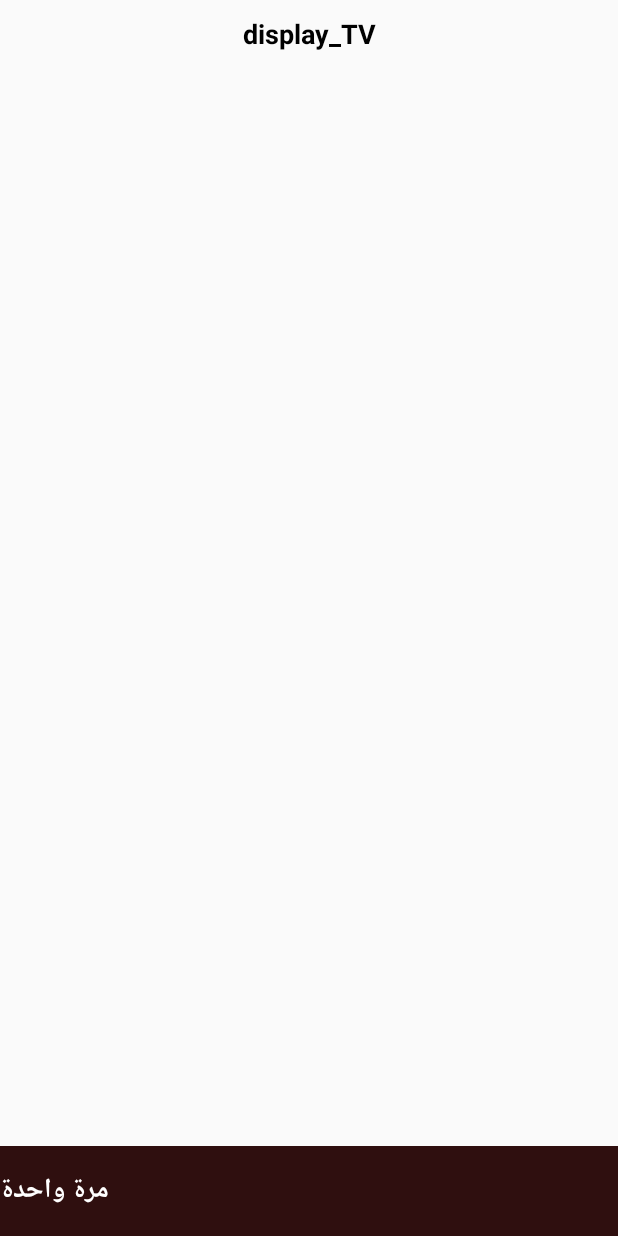
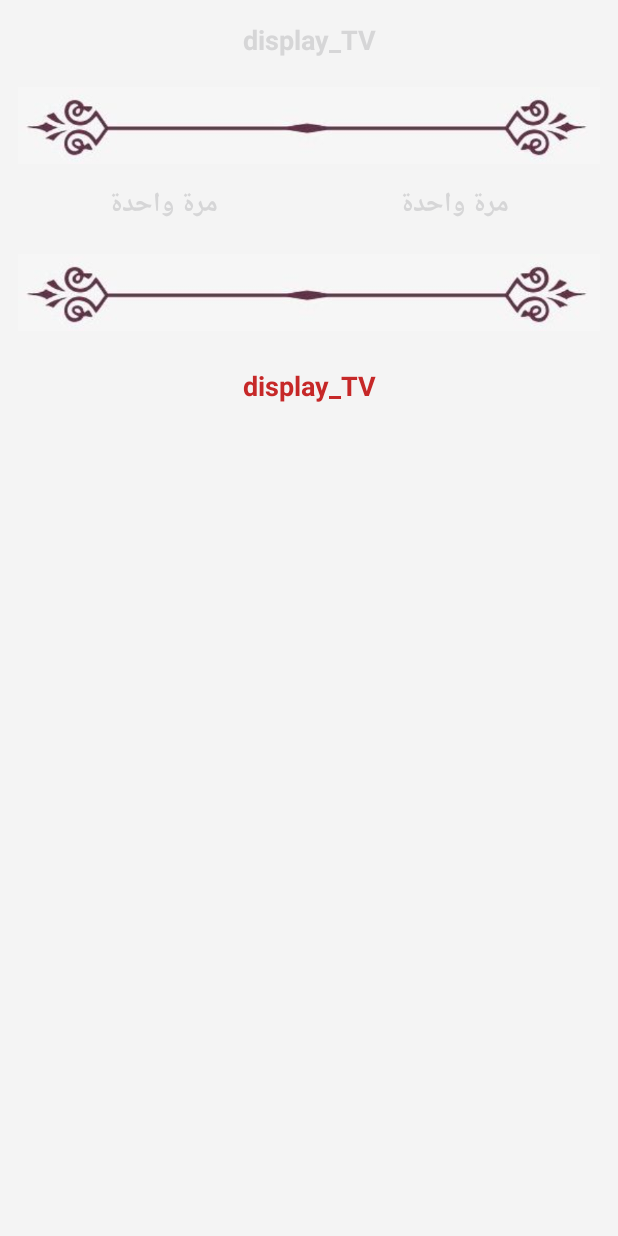
Before and after one commit to hassan20105/HisnElMuslimNewApp, an Android app: the layout fragment_dynamic.xml on its own in the app's theme, with its tools: preview values and no code run, on a phone screen of 412 x 824 dp. Run offline under Robolectric (Android 15) with nearby library versions, the phone set to English and light mode, and no system bars.

Commit message:
update Azkar Details

```diff
--- a/app/build.gradle
+++ b/app/build.gradle
@@ -38,8 +38,7 @@ dependencies {
     implementation 'com.android.support:recyclerview-v7:28.+'
     implementation 'androidx.gridlayout:gridlayout:1.0.0'
     implementation 'com.android.volley:volley:1.1.1'
-    implementation 'com.readystatesoftware.sqliteasset:sqliteassethelper:+'
-
+    implementation 'com.github.stefanodp91.android:circularseekbar:0.2'
     def room_version = "2.2.4"
 
     implementation "androidx.room:room-runtime:$room_version"
--- a/app/src/main/java/com/hisnElMuslem/myapplication/Activities/AzkarDetailsActivity.java
+++ b/app/src/main/java/com/hisnElMuslem/myapplication/Activities/AzkarDetailsActivity.java
@@ -34,8 +34,10 @@ public class AzkarDetailsActivity extends AppCompatActivity {
         headerNameTV.setText(getIntent().getStringExtra("category"));
         ArrayList<String> zekrItems = getIntent().getStringArrayListExtra("azkarList");
         List<String>countItems = azkarDBServices.selectCountOfZekrCategoryDetail(getIntent().getStringExtra("category"));
+        List<String>refItems = azkarDBServices.selectReferenceOfZekrCategoryDetail(getIntent().getStringExtra("category"));
+        List<String>descItems = azkarDBServices.selectDescriptionOfZekrCategoryDetail(getIntent().getStringExtra("category"));
         viewPager = findViewById(R.id.view_pager);
-        adapter = new FragmentCollectionAdapter(getSupportFragmentManager(), zekrItems,countItems);
+        adapter = new FragmentCollectionAdapter(getSupportFragmentManager(), zekrItems,countItems,refItems,descItems);
         viewPager.setAdapter(adapter);
 
 
--- a/app/src/main/res/layout/azkaritems_layout.xml
+++ b/app/src/main/res/layout/azkaritems_layout.xml
@@ -4,7 +4,7 @@
     android:layout_width="wrap_content"
     android:layout_height="wrap_content"
     android:layout_gravity="center"
-    android:background="#00725454"
+    android:background="#F4F4F4"
     android:orientation="vertical"
     app:layout_gravity="center">
 
--- a/app/src/main/res/layout/fragment_dynamic.xml
+++ b/app/src/main/res/layout/fragment_dynamic.xml
@@ -4,38 +4,92 @@
     xmlns:tools="http://schemas.android.com/tools"
     android:layout_width="match_parent"
     android:layout_height="match_parent"
+    android:background="#F4F4F4"
+    android:layout_gravity="center"
+    android:gravity="top"
     android:orientation="vertical">
-
-
+    <ScrollView
+        android:layout_width="match_parent"
+        android:layout_height="wrap_content"
+        android:layout_margin="10dp"
+        >
+    <LinearLayout
+        android:layout_width="match_parent"
+        android:layout_height="wrap_content"
+        android:layout_weight="1"
+        android:layout_gravity="top"
+        android:gravity="top"
+        android:layout_margin="2dp"
+        android:orientation="vertical"
+        >
     <TextView
         android:id="@+id/display_TV"
         android:layout_width="match_parent"
         android:layout_height="wrap_content"
-        android:layout_margin="10dp"
-        android:layout_weight="1"
+        android:layout_margin="2dp"
         android:gravity="center|top"
         android:text="display_TV"
-        android:textColor="#000000"
+        android:layout_weight="2"
+        android:textColor="@color/black"
         android:textSize="18sp"
         android:textStyle="normal|bold" />
-
+    <ImageView
+        android:layout_width="match_parent"
+        android:layout_height="wrap_content"
+        android:layout_marginTop="5dp"
+        android:layout_gravity="top|center"
+        android:layout_weight="0"
+        app:srcCompat="@drawable/divider" />
     <LinearLayout
         android:layout_width="match_parent"
-        android:layout_height="60dp"
-        android:background="@color/toolbar"
-        android:orientation="horizontal">
+        android:layout_height="wrap_content"
+        android:orientation="horizontal"
+        android:layout_weight="0"
+        >
+    <TextView
+        android:id="@+id/refTV"
+        android:layout_width="match_parent"
+        android:layout_height="wrap_content"
+        android:gravity="center"
+        android:layout_weight="1"
+        android:text="مرة واحدة"
+        android:textColor="@color/black"
+        android:textSize="18sp"
+        android:textStyle="bold" />
+    <TextView
+        android:id="@+id/countTV"
+        android:layout_width="match_parent"
+        android:layout_height="wrap_content"
+        android:gravity="center"
+        android:layout_weight="1"
+        android:text="مرة واحدة"
+        android:textColor="@color/black"
+        android:textSize="18sp"
+        android:textStyle="bold" />
+
+    </LinearLayout>
+    <ImageView
+        android:layout_width="match_parent"
+        android:layout_height="wrap_content"
+        android:layout_marginTop="5dp"
+        android:layout_gravity="top|center"
+        android:layout_weight="0"
+        app:srcCompat="@drawable/divider" />
 
         <TextView
-            android:id="@+id/countTV"
-            android:layout_width="wrap_content"
+            android:id="@+id/desc_TV"
+            android:layout_width="match_parent"
             android:layout_height="wrap_content"
+            android:layout_margin="2dp"
             android:gravity="center"
-            android:layout_gravity="center_horizontal|center_vertical|end"
-            android:text="مرة واحدة"
-            android:textColor="#fff"
+            android:padding="10dp"
+            android:text="display_TV"
+            android:textColor="#C62828"
             android:textSize="18sp"
-            android:textStyle="bold" />
-
+            android:textStyle="normal|bold" />
     </LinearLayout>
 
+    </ScrollView>
+
+
 </LinearLayout>
```
Also changed, not shown: app/src/main/java/com/hisnElMuslem/myapplication/Fragments/DynamicFragment.java (+7 -1 lines), app/src/main/java/com/hisnElMuslem/myapplication/Fragments/FragmentCollectionAdapter.java (+7 -3 lines), app/src/main/res/drawable/round_button.xml (added, +13 -0 lines), app/src/main/res/drawable/seekbar_color.xml (added, +18 -0 lines).
